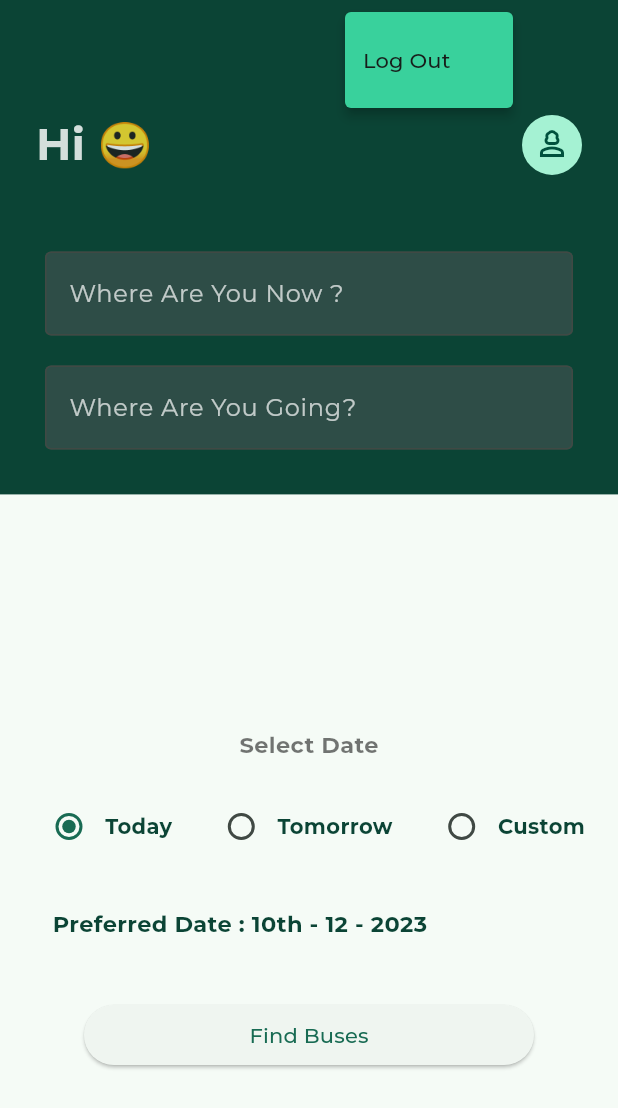
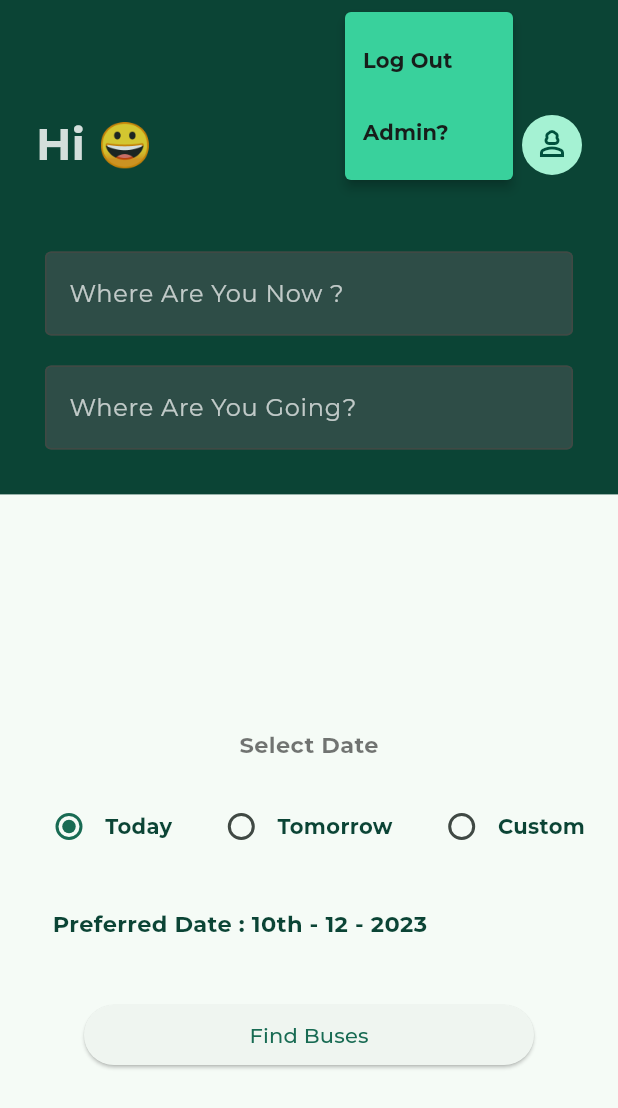
Before and after one commit to saninthottungal/iBus, a Flutter app: the ScreenHome screen opened by its route, after a tap on the "person 3" icon, on a phone screen of 412 x 824 dp. Shown: the top 1108 px of the screen. Run offline on Flutter 3.47's test engine with Material 3 defaults, Android fonts, the phone set to English and light mode, and no system bars; our stand-ins replace firebase_auth, firebase_core, google_fonts, shared_preferences; accounts and stored records are empty.

Commit message:
verify Admin UI and Functionalities done

```diff
--- a/lib/Screens/ScreenHome.dart
+++ b/lib/Screens/ScreenHome.dart
@@ -124,8 +124,22 @@ class _ScreenHomeState extends State<ScreenHome> {
                                       SnaackBar.showSnaackBar(context,
                                           "Logout Succesful", snackGreen);
                                     },
-                                    child: const Text("Log Out"),
+                                    child: const Text(
+                                      "Log Out",
+                                      style: TextStyle(
+                                          fontWeight: FontWeight.bold),
+                                    ),
                                   ),
+                                  PopupMenuItem(
+                                      onTap: () {
+                                        Navigator.of(context)
+                                            .pushNamed("verifyAdmin");
+                                      },
+                                      child: const Text(
+                                        "Admin?",
+                                        style: TextStyle(
+                                            fontWeight: FontWeight.bold),
+                                      ))
                                 ],
                               );
                             },
--- a/lib/main.dart
+++ b/lib/main.dart
@@ -1,12 +1,14 @@
 import 'package:firebase_core/firebase_core.dart';
 import 'package:flutter/material.dart';
 import 'package:google_fonts/google_fonts.dart';
+import 'package:ibus2/Screens/ScreenAdmin.dart';
 import 'package:ibus2/Screens/ScreenEmailVerify.dart';
 import 'package:ibus2/Screens/ScreenGreet.dart';
 import 'package:ibus2/Screens/ScreenHome.dart';
 import 'package:ibus2/Screens/ScreenSignUp.dart';
 import 'package:ibus2/Screens/ScreenSignin.dart';
 import 'package:ibus2/Screens/ScreenSplash.dart';
+import 'package:ibus2/Screens/ScreenVerifyAdmin.dart';
 import 'package:ibus2/core/Colors.dart';
 import 'package:ibus2/firebase_options.dart';
 
@@ -35,6 +37,8 @@ class Myapp extends StatelessWidget {
         "greet": (context) => const ScreenGreet(),
         "home": (context) => const ScreenHome(),
         "mail": (context) => const ScreenEmailVerify(),
+        "admin": (context) => const ScreenAdmin(),
+        "verifyAdmin": (context) => ScreenVerifyAdmin(),
       },
     );
   }
--- a/pubspec.yaml
+++ b/pubspec.yaml
@@ -28,6 +28,7 @@ environment:
 # the latest version available on pub.dev. To see which dependencies have newer
 # versions available, run `flutter pub outdated`.
 dependencies:
+  cloud_firestore: ^4.13.5
   cupertino_icons: ^1.0.2
   firebase_auth: ^4.14.1
   firebase_core: ^2.23.0
```
Also changed, not shown: lib/Screens/ScreenAdmin.dart (added, +15 -0 lines), lib/Screens/ScreenVerifyAdmin.dart (added, +76 -0 lines), pubspec.lock, 4 other files.
